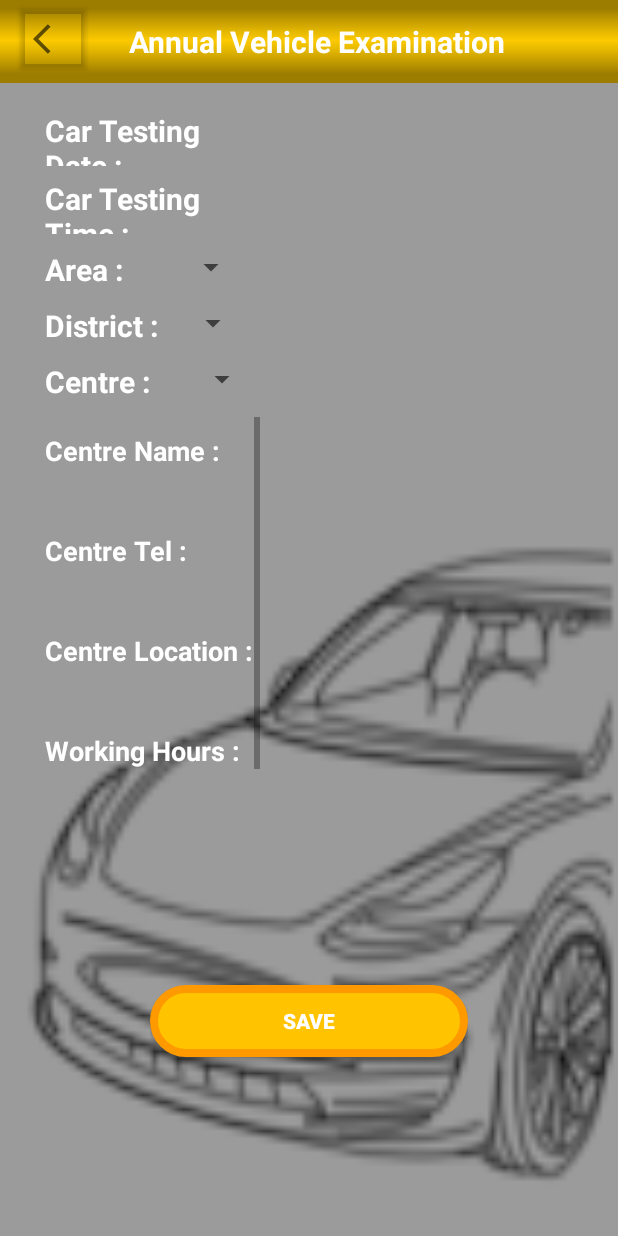
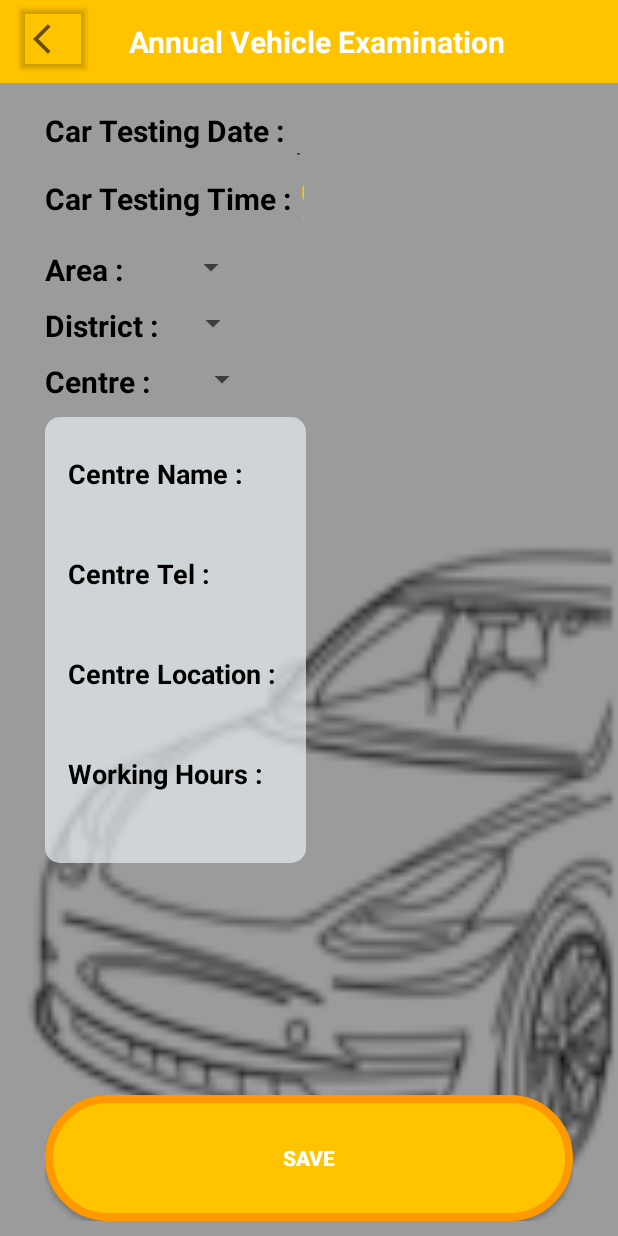
Before and after one commit to kiukiu328/FYP, an Android app: the layout activity_ctc_confirm.xml on its own in the app's theme, with its tools: preview values and no code run, on a phone screen of 412 x 824 dp. Run offline under Robolectric (Android 15) with nearby library versions, the phone set to English and light mode, and no system bars.

Commit message:
Update activity_ctc_confirm.xml

```diff
--- a/EVhelper/app/src/main/res/layout/activity_ctc_confirm.xml
+++ b/EVhelper/app/src/main/res/layout/activity_ctc_confirm.xml
@@ -16,7 +16,7 @@
             android:layout_width="match_parent"
             android:layout_height="55dp"
             android:orientation="horizontal"
-            android:background="@drawable/tool_bar_color_y2"
+            android:background="@color/spr_bg_yellow"
             >
             <Button
                 android:layout_width="52dp"
@@ -52,7 +52,8 @@
 
     <LinearLayout
         android:layout_width="wrap_content"
-        android:layout_height="wrap_content"
+        android:layout_height="match_parent"
+        android:layout_weight="2"
         android:orientation="vertical"
         android:paddingHorizontal="30dp"
         >
@@ -67,7 +68,7 @@
                 android:text="Car Testing Date : "
                 android:textSize="20sp"
                 android:textStyle="bold"
-                android:textColor="@color/white"
+                android:textColor="@color/black"
                 />
             <EditText
                 android:layout_width="wrap_content"
@@ -78,7 +79,7 @@
                 android:textIsSelectable="true"
                 android:focusable="false"
                 android:textStyle="bold"
-                android:textColor="@color/white"/>
+                android:textColor="@color/spr_bg_yellow"/>
 
         </LinearLayout>
         <LinearLayout
@@ -92,7 +93,7 @@
                 android:text="Car Testing Time : "
                 android:textSize="20sp"
                 android:textStyle="bold"
-                android:textColor="@color/white"/>
+                android:textColor="@color/black"/>
             <EditText
                 android:layout_width="wrap_content"
                 android:layout_height="wrap_content"
@@ -102,7 +103,7 @@
                 android:textIsSelectable="true"
                 android:focusable="false"
                 android:textStyle="bold"
-                android:textColor="@color/white"/>
+                android:textColor="@color/spr_bg_yellow"/>
         </LinearLayout>
         <LinearLayout
             android:layout_width="wrap_content"
@@ -122,7 +123,7 @@
                     android:text="Area : "
                     android:textSize="20sp"
                     android:textStyle="bold"
-                        android:textColor="@color/white"/>
+                    android:textColor="@color/black"/>
                 <Spinner
                     android:layout_marginLeft="30dp"
                     android:layout_width="wrap_content"
@@ -131,8 +132,8 @@
                     android:id="@+id/spr_centreArea"
                     android:spinnerMode="dropdown"
                     android:textStyle="bold"
-                        android:textColor="@color/white"
-                        android:popupBackground="@color/spr_bg_yellow"/>
+
+                    android:popupBackground="@color/black"/>
             </LinearLayout>
             <LinearLayout
                 android:layout_width="match_parent"
@@ -146,7 +147,7 @@
                     android:text="District : "
                     android:textSize="20sp"
                     android:textStyle="bold"
-                        android:textColor="@color/white"/>
+                    android:textColor="@color/black"/>
                 <Spinner
                     android:layout_marginLeft="8dp"
                     android:layout_width="wrap_content"
@@ -155,8 +156,7 @@
                     android:id="@+id/spr_centreDistrict"
                     android:spinnerMode="dropdown"
                     android:textStyle="bold"
-                        android:textColor="@color/white"
-                        android:popupBackground="@color/spr_bg_yellow"/>
+                    android:popupBackground="@color/black"/>
             </LinearLayout>
             <LinearLayout
                 android:layout_width="match_parent"
@@ -170,7 +170,7 @@
                     android:text="Centre : "
                     android:textSize="20sp"
                     android:textStyle="bold"
-                        android:textColor="@color/white"/>
+                    android:textColor="@color/black"/>
                 <Spinner
                     android:layout_marginLeft="19dp"
                     android:layout_width="wrap_content"
@@ -179,7 +179,8 @@
                     android:id="@+id/spr_centreName"
                     android:spinnerMode="dropdown"
                     android:lineSpacingExtra="10sp"
-                        android:popupBackground="@color/spr_bg_yellow"
+                    android:popupBackground="@color/black"
+
 
                     />
             </LinearLayout>
@@ -209,7 +210,7 @@
 
         <ScrollView
             android:layout_width="wrap_content"
-    android:layout_height="250dp"
+            android:layout_height="wrap_content"
             android:id="@+id/scrollView"
             android:layout_marginTop="10dp"
             >
@@ -218,7 +219,9 @@
                 android:layout_height="wrap_content"
                 android:id="@+id/ctcShow"
                 android:orientation="vertical"
-                android:visibility="visible">
+                android:visibility="visible"
+                android:background="@drawable/ctc_info2"
+                android:padding="15dp">
                 //Centre Name
                 <LinearLayout
                     android:layout_width="match_parent"
@@ -232,13 +235,13 @@
                         android:text="Centre Name : "
                         android:textSize="18sp"
                         android:textStyle="bold"
-                    android:textColor="@color/white"/>
+                        android:textColor="@color/black"/>
                     <TextView
                         android:layout_marginTop="10dp"
                         android:layout_width="wrap_content"
                         android:layout_height="wrap_content"
                         android:text=""
-                    android:textColor="@color/blue"
+                        android:textColor="@color/bg_blue"
                         android:textSize="16sp"
                         android:id="@+id/txt_centreName"
                         />
@@ -257,7 +260,7 @@
                         android:text="Centre Tel : "
                         android:textSize="18sp"
                         android:textStyle="bold"
-                    android:textColor="@color/white"/>
+                        android:textColor="@color/black"/>
                     <TextView
                         android:layout_width="wrap_content"
                         android:layout_height="wrap_content"
@@ -265,7 +268,7 @@
                         android:textSize="16sp"
                         android:id="@+id/txt_centreTel"
                         android:layout_marginTop="10dp"
-                    android:textColor="@color/blue"
+                        android:textColor="@color/bg_blue"
                         />
                 </LinearLayout>
                 //Centre Tel
@@ -282,7 +285,7 @@
                         android:text="Centre Location : "
                         android:textSize="18sp"
                         android:textStyle="bold"
-                    android:textColor="@color/white"/>
+                        android:textColor="@color/black"/>
                     <TextView
                         android:layout_marginTop="10dp"
                         android:layout_width="wrap_content"
@@ -291,7 +294,7 @@
                         android:id="@+id/txt_ctcLocation"
                         android:textSize="16sp"
                         android:lineSpacingMultiplier="1.26"
-                    android:textColor="@color/blue"
+                        android:textColor="@color/bg_blue"
                         />
                 </LinearLayout>
                 //Centre Location
@@ -308,13 +311,13 @@
                         android:text="Working Hours : "
                         android:textSize="18sp"
                         android:textStyle="bold"
-                    android:textColor="@color/white"/>
+                        android:textColor="@color/black"/>
                     <TextView
                         android:layout_marginTop="10dp"
                         android:layout_width="wrap_content"
                         android:layout_height="wrap_content"
                         android:text=""
-                    android:textColor="@color/white"
+                        android:textColor="@color/spr_bg_yellow"
                         android:textStyle="bold"
                         android:id="@+id/txt_workingHours"
                         android:textSize="16sp"
@@ -329,42 +332,48 @@
     <LinearLayout
         android:layout_width="match_parent"
         android:layout_height="match_parent"
-        android:orientation="vertical"
-        android:layout_marginHorizontal="100dp"
-        android:layout_weight="1"
+        android:orientation="horizontal"
+        android:layout_marginHorizontal="30dp"
         android:layout_gravity="center"
         android:gravity="center"
-        android:layout_marginTop="10dp"
+        android:layout_marginVertical="10dp"
+        android:layout_weight="9"
         >
         <android.widget.Button
             android:layout_width="match_parent"
-            android:layout_height="wrap_content"
+            android:layout_height="match_parent"
             android:text="Save"
             android:id="@+id/btn_createCTC"
             android:visibility="visible"
             android:background="@drawable/cust_btn_color"
             android:textStyle="bold"
             android:textColor="@color/white"
+
             />
         <android.widget.Button
             android:layout_width="match_parent"
-            android:layout_height="wrap_content"
-            android:text="Google Calender"
+            android:layout_height="match_parent"
+            android:text="Sync Google Calender"
             android:id="@+id/btn_googleCalender"
             android:visibility="gone"
             android:background="@drawable/cust_btn_color"
             android:textStyle="bold"
-            android:textColor="@color/white"/>
+            android:textColor="@color/white"
+            android:layout_weight="1"
+            android:layout_marginRight="10dp"
+            />
         <android.widget.Button
             android:layout_width="match_parent"
-            android:layout_height="wrap_content"
+            android:layout_height="match_parent"
             android:text="Modify"
+            android:layout_weight="1"
             android:id="@+id/btn_modifyData"
             android:visibility="gone"
             android:background="@drawable/cust_btn_color"
             android:textStyle="bold"
             android:textColor="@color/white"
-            android:layout_marginTop="20dp"/>
+            android:layout_marginLeft="10dp"
+            />
     </LinearLayout>
 
 </LinearLayout>
```
Lines whose indentation alone changed are shown as unchanged.
